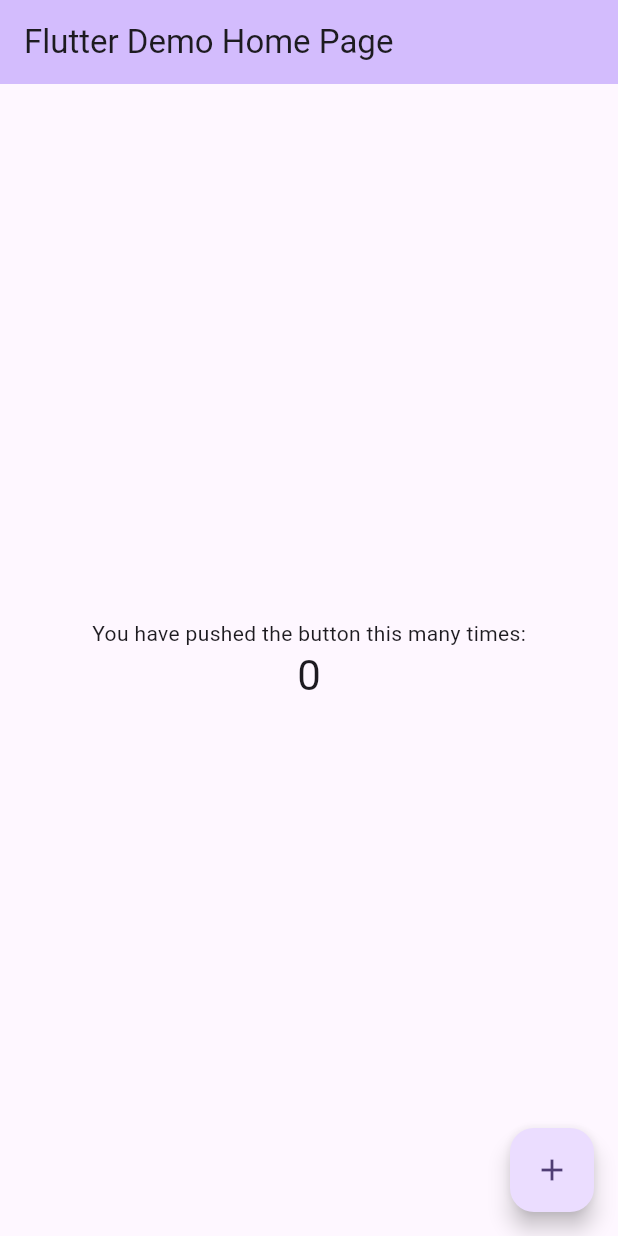
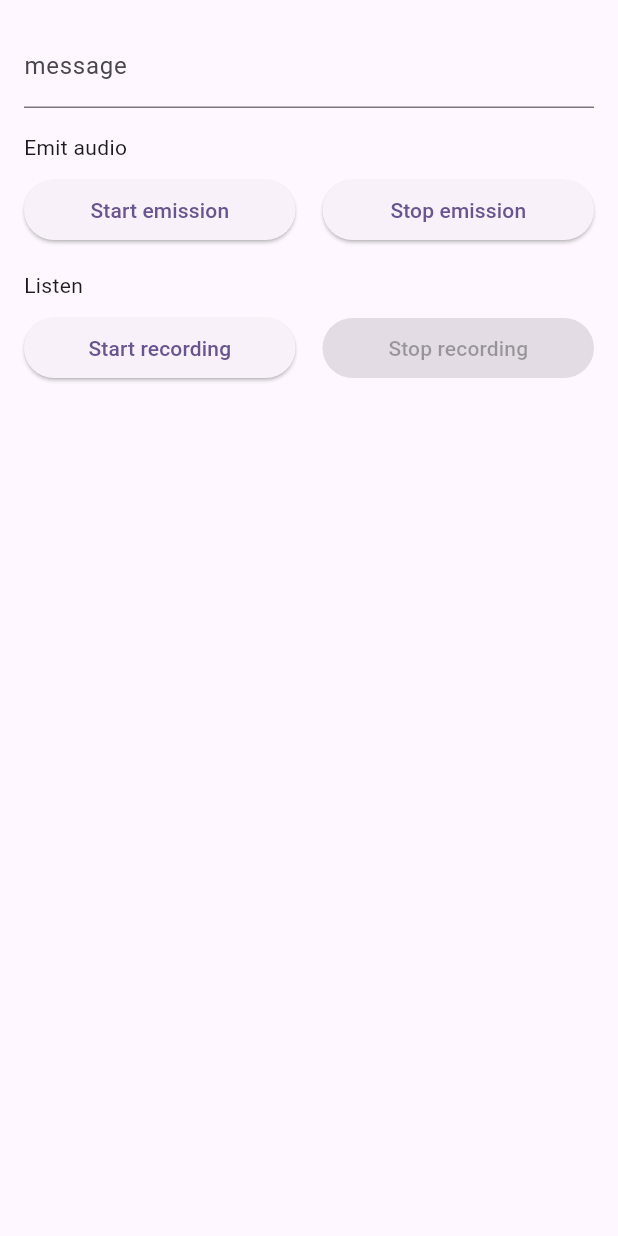
Before and after one commit to snggle/mirage, a Flutter app: the screen it shows after launch, on a phone screen of 412 x 824 dp. Run offline on Flutter 3.47's test engine with Material 3 defaults, Android fonts, the phone set to English and light mode, and no system bars; our stand-ins replace audioplayers, equatable, flutter_bloc, logger; missing offline and left inert: mrumru.

Commit message:
Audio transfer

```diff
--- /dev/null
+++ b/lib/cubit/a_audio_transmission_state.dart
@@ -0,0 +1,3 @@
+import 'package:equatable/equatable.dart';
+
+abstract class AAudioTransmissionState extends Equatable {}
--- /dev/null
+++ b/lib/cubit/audio_transmission_cubit.dart
@@ -0,0 +1,67 @@
+
+import 'package:audioplayers/audioplayers.dart';
+import 'package:flutter/material.dart';
+import 'package:flutter/services.dart';
+import 'package:flutter_bloc/flutter_bloc.dart';
+import 'package:mirage/cubit/a_audio_transmission_state.dart';
+import 'package:mirage/cubit/states/audio_transmission_empty_state.dart';
+import 'package:mirage/cubit/states/audio_transmission_recording_state.dart';
+import 'package:mirage/cubit/states/audio_transmission_result_state.dart';
+import 'package:mrumru/mrumru.dart';
+
+class AudioTransmissionCubit extends Cubit<AAudioTransmissionState> {
+  final AudioPlayer audioPlayer = AudioPlayer();
+  final FrameSettingsModel frameSettingsModel = FrameSettingsModel.withDefaults();
+  final TextEditingController messageTextController = TextEditingController();
+
+  late AudioRecorderController audioRecorderController;
+  late AudioSettingsModel audioSettingsModel;
+
+  AudioTransmissionCubit() : super(AudioTransmissionEmptyState()) {
+    audioSettingsModel = AudioSettingsModel.withDefaults();
+  }
+
+  void playSound() {
+    AudioGenerator audioGenerator = AudioGenerator(audioSettingsModel: audioSettingsModel, frameSettingsModel: frameSettingsModel);
+    List<int> audioBytes = audioGenerator.generateWavFileBytes(messageTextController.text);
+    Source source = BytesSource(Uint8List.fromList(audioBytes));
+    audioPlayer.play(source);
+  }
+
+  void stopSound() {
+    audioPlayer.stop();
+  }
+
+  void startRecording() {
+    try {
+      audioRecorderController = AudioRecorderController(
+        audioSettingsModel: audioSettingsModel,
+        frameSettingsModel: frameSettingsModel,
+        onRecordingCompleted: _handleRecordingCompleted,
+        onFrameReceived: _handleFrameReceived,
+      );
+      emit(AudioTransmissionRecordingState(decodedMessage: ''));
+      audioRecorderController.startRecording();
+    } catch (e) {
+      AppLogger().log(message: 'Cannot start recording: $e');
+      emit(AudioTransmissionEmptyState());
+    }
+  }
+
+  void stopRecording() {
+    audioRecorderController.stopRecording();
+  }
+
+  void _handleRecordingCompleted() {
+    emit(AudioTransmissionResultState(decodedMessage: (state as AudioTransmissionRecordingState).decodedMessage));
+  }
+
+  void _handleFrameReceived(FrameModel frameModel) {
+    String decodedMessage = frameModel.rawData;
+    if (state is AudioTransmissionResultState) {
+      decodedMessage = '${(state as AudioTransmissionResultState).decodedMessage}$decodedMessage';
+    }
+    emit(AudioTransmissionRecordingState(decodedMessage: decodedMessage));
+  }
+
+}
--- /dev/null
+++ b/lib/cubit/states/audio_transmission_empty_state.dart
@@ -0,0 +1,6 @@
+import 'package:mirage/cubit/a_audio_transmission_state.dart';
+
+class AudioTransmissionEmptyState extends AAudioTransmissionState {
+  @override
+  List<Object?> get props => <Object>[];
+}
--- /dev/null
+++ b/lib/cubit/states/audio_transmission_recording_state.dart
@@ -0,0 +1,5 @@
+import 'package:mirage/cubit/states/audio_transmission_result_state.dart';
+
+class AudioTransmissionRecordingState extends AudioTransmissionResultState {
+  AudioTransmissionRecordingState({required super.decodedMessage});
+}
--- /dev/null
+++ b/lib/cubit/states/audio_transmission_result_state.dart
@@ -0,0 +1,10 @@
+import 'package:mirage/cubit/a_audio_transmission_state.dart';
+
+class AudioTransmissionResultState extends AAudioTransmissionState {
+  final String decodedMessage;
+
+  AudioTransmissionResultState({required this.decodedMessage});
+
+  @override
+  List<Object?> get props => <Object>[decodedMessage];
+}
--- a/lib/main.dart
+++ b/lib/main.dart
@@ -1,4 +1,5 @@
 import 'package:flutter/material.dart';
+import 'package:mirage/page/transsmision_page.dart';
 
 void main() {
   runApp(const MyApp());
@@ -10,60 +11,13 @@ class MyApp extends StatelessWidget {
   @override
   Widget build(BuildContext context) {
     return MaterialApp(
+      debugShowCheckedModeBanner: false,
       title: 'Flutter Demo',
       theme: ThemeData(
         colorScheme: ColorScheme.fromSeed(seedColor: Colors.deepPurple),
         useMaterial3: true,
       ),
-      home: const MyHomePage(title: 'Flutter Demo Home Page'),
+      home: const TransmissionPage(),
     );
   }
 }
-
-class MyHomePage extends StatefulWidget {
-  const MyHomePage({required this.title, super.key});
-
-  final String title;
-
-  @override
-  State<MyHomePage> createState() => _MyHomePageState();
-}
-
-class _MyHomePageState extends State<MyHomePage> {
-  int _counter = 0;
-
-  void _incrementCounter() {
-    setState(() {
-      _counter++;
-    });
-  }
-
-  @override
-  Widget build(BuildContext context) {
-    return Scaffold(
-      appBar: AppBar(
-        backgroundColor: Theme.of(context).colorScheme.inversePrimary,
-        title: Text(widget.title),
-      ),
-      body: Center(
-        child: Column(
-          mainAxisAlignment: MainAxisAlignment.center,
-          children: <Widget>[
-            const Text(
-              'You have pushed the button this many times:',
-            ),
-            Text(
-              '$_counter',
-              style: Theme.of(context).textTheme.headlineMedium,
-            ),
-          ],
-        ),
-      ),
-      floatingActionButton: FloatingActionButton(
-        onPressed: _incrementCounter,
-        tooltip: 'Increment',
-        child: const Icon(Icons.add),
-      ), // This trailing comma makes auto-formatting nicer for build methods.
-    );
-  }
-}
--- /dev/null
+++ b/lib/page/transsmision_page.dart
@@ -0,0 +1,93 @@
+
+import 'package:flutter/material.dart';
+import 'package:flutter_bloc/flutter_bloc.dart';
+import 'package:mirage/cubit/a_audio_transmission_state.dart';
+import 'package:mirage/cubit/audio_transmission_cubit.dart';
+import 'package:mirage/cubit/states/audio_transmission_recording_state.dart';
+import 'package:mirage/cubit/states/audio_transmission_result_state.dart';
+
+class TransmissionPage extends StatefulWidget {
+  const TransmissionPage({super.key});
+
+  @override
+  State<TransmissionPage> createState() => _TransmissionPageState();
+}
+
+class _TransmissionPageState extends State<TransmissionPage> {
+  final AudioTransmissionCubit audioTransmissionCubit = AudioTransmissionCubit();
+
+  @override
+  Widget build(BuildContext context) {
+    return BlocBuilder<AudioTransmissionCubit, AAudioTransmissionState>(
+      bloc: audioTransmissionCubit,
+      builder: (BuildContext context, AAudioTransmissionState state) {
+        return Scaffold(
+          body: Padding(
+            padding: const EdgeInsets.symmetric(horizontal: 16),
+            child: ListView(
+              children: <Widget>[
+                const SizedBox(height: 16),
+                TextFormField(
+                  decoration: const InputDecoration(labelText: 'message'),
+                  controller: audioTransmissionCubit.messageTextController,
+                ),
+                const SizedBox(height: 16),
+                const Text('Emit audio'),
+                const SizedBox(height: 8),
+                Row(
+                  children: <Widget>[
+                    Expanded(
+                      child: ElevatedButton(
+                        onPressed: audioTransmissionCubit.playSound,
+                        child: const Text('Start emission'),
+                      ),
+                    ),
+                    const SizedBox(width: 18),
+                    Expanded(
+                      child: ElevatedButton(
+                        onPressed: audioTransmissionCubit.stopSound,
+                        child: const Text('Stop emission'),
+                      ),
+                    ),
+                  ],
+                ),
+                const SizedBox(height: 16),
+                const Text('Listen'),
+                const SizedBox(height: 8),
+                Row(
+                  children: <Widget>[
+                    Expanded(
+                      child: ElevatedButton(
+                        onPressed: state is AudioTransmissionRecordingState ? null : audioTransmissionCubit.startRecording,
+                        child: const Text('Start recording'),
+                      ),
+                    ),
+                    const SizedBox(width: 18),
+                    Expanded(
+                      child: ElevatedButton(
+                        onPressed: state is AudioTransmissionRecordingState ? audioTransmissionCubit.stopRecording : null,
+                        child: const Text('Stop recording'),
+                      ),
+                    ),
+                  ],
+                ),
+                if (state is AudioTransmissionResultState)
+                  Container(
+                    padding: const EdgeInsets.all(8),
+                    decoration: BoxDecoration(
+                      border: Border.all(color: Colors.black, width: 2),
+                    ),
+                    child: Text(
+                      state.decodedMessage,
+                      style: const TextStyle(fontSize: 24),
+                    ),
+                  ),
+                const SizedBox(height: 40),
+              ],
+            ),
+          ),
+        );
+      },
+    );
+  }
+}
```
Also changed, not shown: pubspec.yaml (+9 -0 lines), pubspec.lock, 1 other file.
